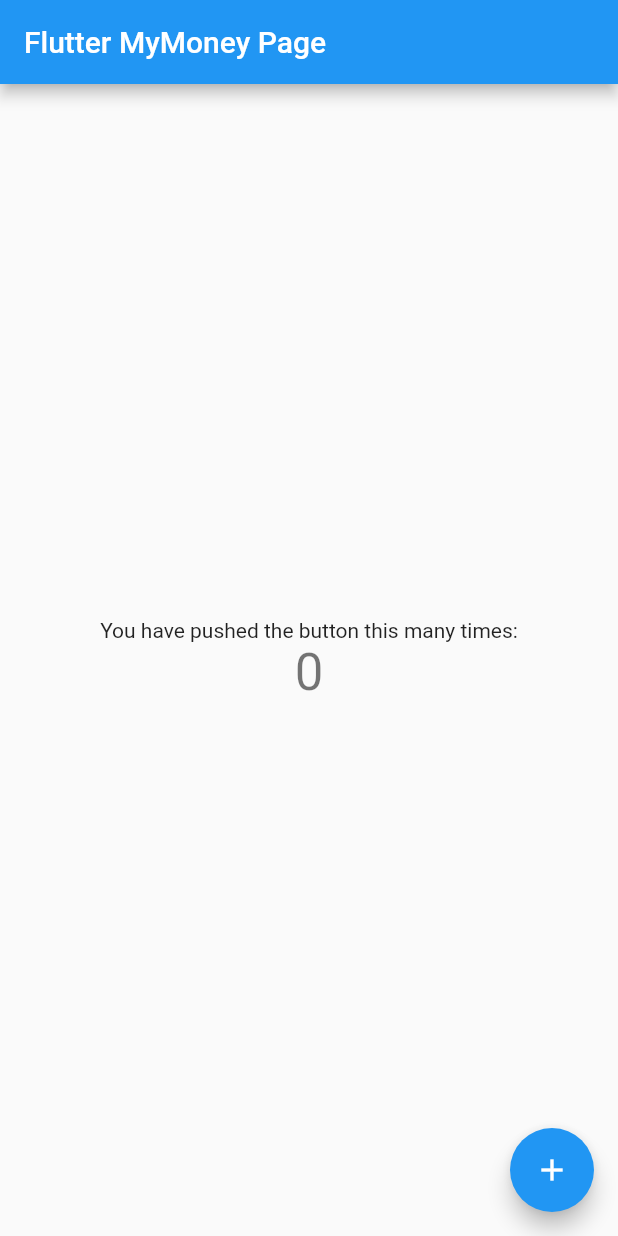
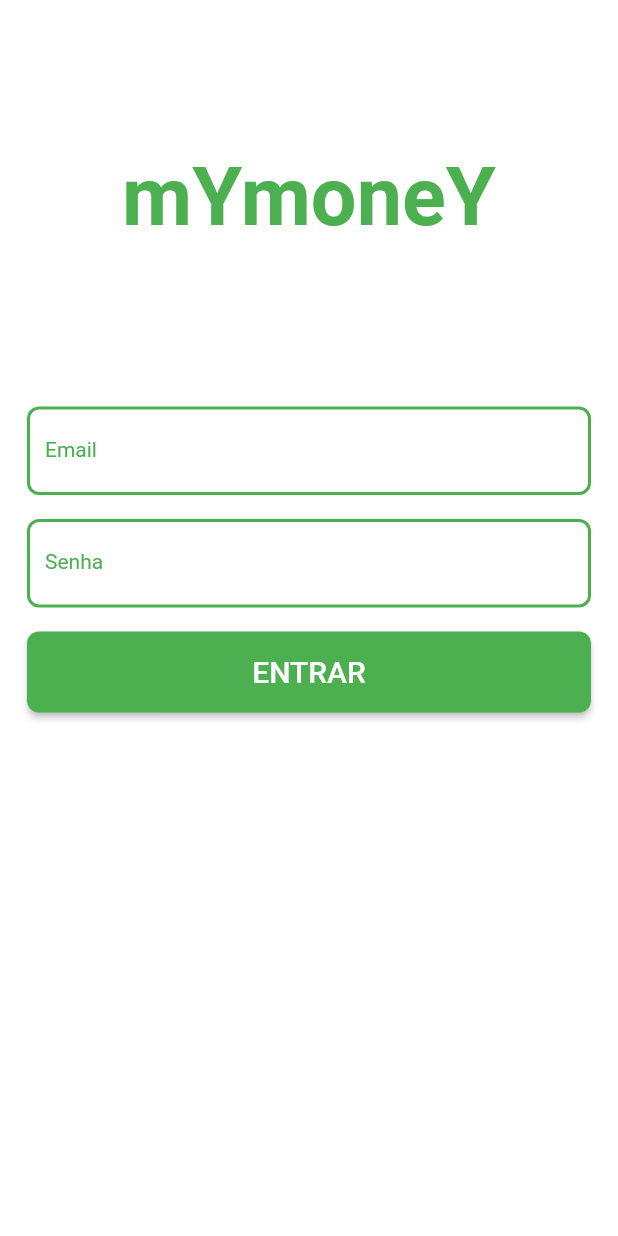
Before and after one commit to ezequielcorreia/mymoney, a Flutter app: the screen it shows after launch, on a phone screen of 412 x 824 dp. Run offline on Flutter 3.47's test engine with Material 2 defaults, Android fonts, the phone set to English and light mode, and no system bars.

Commit message:
pagina home + login

```diff
--- /dev/null
+++ b/lib/home.page.dart
@@ -0,0 +1,27 @@
+import 'package:flutter/material.dart';
+
+class HomePage extends StatelessWidget {
+  @override
+  Widget build(BuildContext context) {
+    return Scaffold(
+        appBar: AppBar(
+          title: Text('Gastos Pessoais',
+          textAlign: TextAlign.center,
+            style: TextStyle(
+              fontSize: 24,
+              fontWeight: FontWeight.w700,
+              color: Colors.white,
+            ),
+          ),
+          actions: <Widget>[
+            IconButton(
+              icon: Icon(Icons.add,
+                color: Colors.white,
+              ),
+              onPressed: () {},
+            ),
+          ],
+          leading: new Container(),
+    ));
+  }
+}
--- /dev/null
+++ b/lib/login.page.dart
@@ -0,0 +1,103 @@
+import 'package:flutter/material.dart';
+import 'package:mymoney/home.page.dart';
+
+class LoginPage extends StatefulWidget {
+  @override
+  _LoginPageState createState() => _LoginPageState();
+}
+
+class _LoginPageState extends State<LoginPage> {
+  @override
+  Widget build(BuildContext context) {
+    return Scaffold(
+      body: Container(
+      padding: EdgeInsets.only(
+        top: 100,
+        left: 10,
+        right: 10,
+      ),
+      color: Colors.white,
+      child: Center(
+        child: ListView(
+          children: <Widget>[
+            Text(
+              "mYmoneY",
+              style: TextStyle(
+                fontSize: 54,
+                fontWeight: FontWeight.w700,
+                color: Colors.green,
+              ),
+              textAlign: TextAlign.center,
+            ),
+            SizedBox(
+              height: 100,
+            ),
+              Padding(
+              padding: const EdgeInsets.all(8.0),
+              child: TextFormField(
+                //tipo de teclado
+                keyboardType: TextInputType.emailAddress,
+                // decoração do texto acima ao abrir o teclado
+                decoration: InputDecoration(
+                    labelText: "Email",
+                    labelStyle: TextStyle(
+                      color: Colors.green,
+                      fontWeight: FontWeight.w400,
+                      fontSize: 14,
+                    ),
+                    enabledBorder: OutlineInputBorder(
+                      borderSide:
+                          const BorderSide(color: Colors.green, width: 2.0),
+                      borderRadius: BorderRadius.circular(8.0),
+                    )),
+              ),
+            ),
+            Padding(
+              padding: const EdgeInsets.all(8.0),
+              child: TextFormField(
+                obscureText: true,
+                //tipo de teclado
+                keyboardType: TextInputType.text,
+                // decoração do texto acima ao abrir o teclado
+                decoration: InputDecoration(
+                    labelText: "Senha",
+                    labelStyle: TextStyle(
+                      color: Colors.green,
+                      fontWeight: FontWeight.w400,
+                      fontSize: 14,
+                    ),
+                    enabledBorder: OutlineInputBorder(
+                      borderSide:
+                          const BorderSide(color: Colors.green, width: 2.0),
+                      borderRadius: BorderRadius.circular(8.0),
+                    )),
+              ),
+            ),
+            Container(
+              height: 70.0,
+              child: Padding(
+                padding: const EdgeInsets.all(8.0),
+                child: RaisedButton(
+                  color: Colors.green,
+                  shape: RoundedRectangleBorder(
+                    borderRadius: new BorderRadius.circular(8.0),
+                  ),
+                  onPressed: () {
+                    Navigator.push(context, MaterialPageRoute(
+                      builder: (context) => HomePage(),
+                    ),
+                    );
+                  },
+                  child:
+                      const Text('ENTRAR',
+                      style: TextStyle(fontSize: 20, color: Colors.white),
+                  ),
+                ),
+              ),
+            ),
+            ],
+      ),
+        )),
+    );
+  }
+}
--- a/lib/main.dart
+++ b/lib/main.dart
@@ -1,111 +1,16 @@
 import 'package:flutter/material.dart';
+
+import 'login.page.dart';
 
 void main() => runApp(MyApp());
 
 class MyApp extends StatelessWidget {
-  // This widget is the root of your application.
   @override
   Widget build(BuildContext context) {
     return MaterialApp(
-      title: 'MyMoney',
-      theme: ThemeData(
-        // This is the theme of your application.
-        //
-        // Try running your application with "flutter run". You'll see the
-        // application has a blue toolbar. Then, without quitting the app, try
-        // changing the primarySwatch below to Colors.green and then invoke
-        // "hot reload" (press "r" in the console where you ran "flutter run",
-        // or simply save your changes to "hot reload" in a Flutter IDE).
-        // Notice that the counter didn't reset back to zero; the application
-        // is not restarted.
-        primarySwatch: Colors.blue,
-      ),
-      home: MyHomePage(title: 'Flutter MyMoney Page'),
+      title: "MyMoney",
+      theme: ThemeData(primaryColor: Colors.lightGreen),
+      home: LoginPage(),
     );
   }
 }
-
-class MyHomePage extends StatefulWidget {
-  MyHomePage({Key key, this.title}) : super(key: key);
-
-  // This widget is the home page of your application. It is stateful, meaning
-  // that it has a State object (defined below) that contains fields that affect
-  // how it looks.
-
-  // This class is the configuration for the state. It holds the values (in this
-  // case the title) provided by the parent (in this case the App widget) and
-  // used by the build method of the State. Fields in a Widget subclass are
-  // always marked "final".
-
-  final String title;
-
-  @override
-  _MyHomePageState createState() => _MyHomePageState();
-}
-
-class _MyHomePageState extends State<MyHomePage> {
-  int _counter = 0;
-
-  void _incrementCounter() {
-    setState(() {
-      // This call to setState tells the Flutter framework that something has
-      // changed in this State, which causes it to rerun the build method below
-      // so that the display can reflect the updated values. If we changed
-      // _counter without calling setState(), then the build method would not be
-      // called again, and so nothing would appear to happen.
-      _counter++;
-    });
-  }
-
-  @override
-  Widget build(BuildContext context) {
-    // This method is rerun every time setState is called, for instance as done
-    // by the _incrementCounter method above.
-    //
-    // The Flutter framework has been optimized to make rerunning build methods
-    // fast, so that you can just rebuild anything that needs updating rather
-    // than having to individually change instances of widgets.
-    return Scaffold(
-      appBar: AppBar(
-        // Here we take the value from the MyHomePage object that was created by
-        // the App.build method, and use it to set our appbar title.
-        title: Text(widget.title),
-      ),
-      body: Center(
-        // Center is a layout widget. It takes a single child and positions it
-        // in the middle of the parent.
-        child: Column(
-          // Column is also a layout widget. It takes a list of children and
-          // arranges them vertically. By default, it sizes itself to fit its
-          // children horizontally, and tries to be as tall as its parent.
-          //
-          // Invoke "debug painting" (press "p" in the console, choose the
-          // "Toggle Debug Paint" action from the Flutter Inspector in Android
-          // Studio, or the "Toggle Debug Paint" command in Visual Studio Code)
-          // to see the wireframe for each widget.
-          //
-          // Column has various properties to control how it sizes itself and
-          // how it positions its children. Here we use mainAxisAlignment to
-          // center the children vertically; the main axis here is the vertical
-          // axis because Columns are vertical (the cross axis would be
-          // horizontal).
-          mainAxisAlignment: MainAxisAlignment.center,
-          children: <Widget>[
-            Text(
-              'You have pushed the button this many times:',
-            ),
-            Text(
-              '$_counter',
-              style: Theme.of(context).textTheme.display1,
-            ),
-          ],
-        ),
-      ),
-      floatingActionButton: FloatingActionButton(
-        onPressed: _incrementCounter,
-        tooltip: 'Increment',
-        child: Icon(Icons.add),
-      ), // This trailing comma makes auto-formatting nicer for build methods.
-    );
-  }
-}
```
